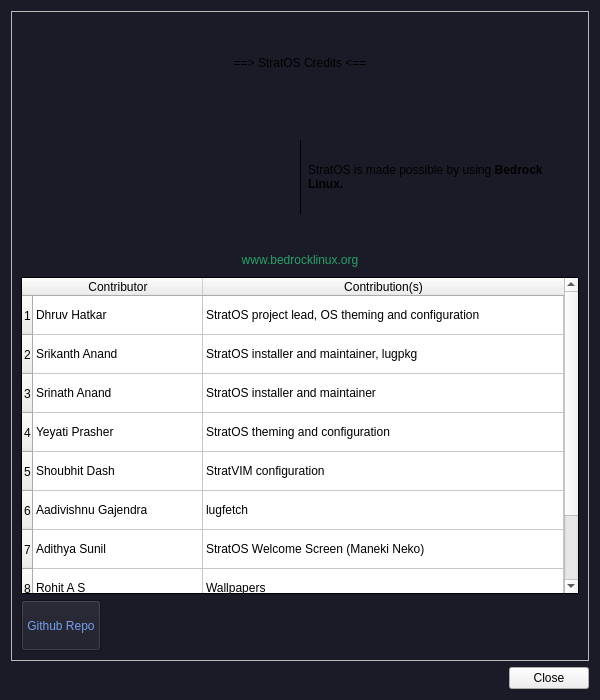
Above: src/ui/creditsDialog.ui from StratOS-Linux/stratOS-maneki-neko before the change. Below: the same form after it.
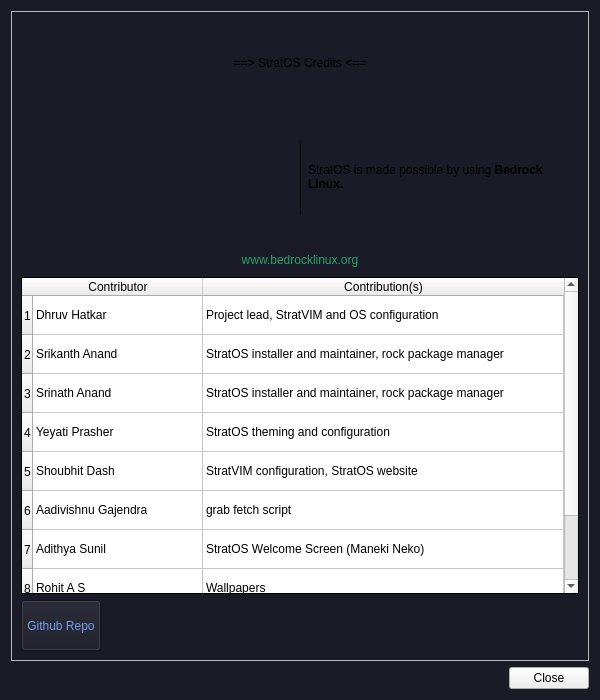
That is the form after the change. Icons and pictures are not drawn.

What changed in the file:
```diff
--- a/src/ui/creditsDialog.ui
+++ b/src/ui/creditsDialog.ui
@@ -257,7 +257,7 @@
         </item>
         <item row="0" column="1">
          <property name="text">
-          <string>StratOS project lead, OS theming and configuration</string>
+          <string>Project lead, StratVIM and OS configuration</string>
          </property>
         </item>
         <item row="1" column="0">
@@ -267,7 +267,7 @@
         </item>
         <item row="1" column="1">
          <property name="text">
-          <string>StratOS installer and maintainer, lugpkg</string>
+          <string>StratOS installer and maintainer, rock package manager</string>
          </property>
         </item>
         <item row="2" column="0">
@@ -277,7 +277,7 @@
         </item>
         <item row="2" column="1">
          <property name="text">
-          <string>StratOS installer and maintainer</string>
+          <string>StratOS installer and maintainer, rock package manager</string>
          </property>
         </item>
         <item row="3" column="0">
@@ -297,7 +297,7 @@
         </item>
         <item row="4" column="1">
          <property name="text">
-          <string>StratVIM configuration</string>
+          <string>StratVIM configuration, StratOS website</string>
          </property>
         </item>
         <item row="5" column="0">
@@ -307,7 +307,7 @@
         </item>
         <item row="5" column="1">
          <property name="text">
-          <string>lugfetch</string>
+          <string>grab fetch script</string>
          </property>
         </item>
         <item row="6" column="0">
```
Left out of the diff: 8 changed lines with no effect on the pictures.
